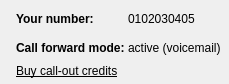
Above: wengophone/src/presentation/qt/profilebar/CreditWidget.ui from tkrotoff/WengoPhone before the change. Below: the same form after it.
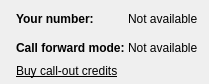
That is the form after the change. Icons and pictures are not drawn.

Commit message: Refactoring on QtCreditWidget + QtEventWidget

Patch:
```diff
--- a/wengophone/src/presentation/qt/profilebar/CreditWidget.ui
+++ b/wengophone/src/presentation/qt/profilebar/CreditWidget.ui
@@ -8,7 +8,7 @@
    <rect>
     <x>0</x>
     <y>0</y>
-    <width>229</width>
+    <width>209</width>
     <height>84</height>
    </rect>
   </property>
@@ -340,14 +340,14 @@
    <item row="0" column="2" >
     <widget class="QLabel" name="pstnNumberLabel" >
      <property name="text" >
-      <string>0102030405</string>
+      <string>Not available</string>
      </property>
     </widget>
    </item>
    <item row="1" column="2" >
     <widget class="QLabel" name="callForwardLabel" >
      <property name="text" >
-      <string>active (voicemail)</string>
+      <string>Not available</string>
      </property>
     </widget>
    </item>
```
The commit also changes 4 other files.
